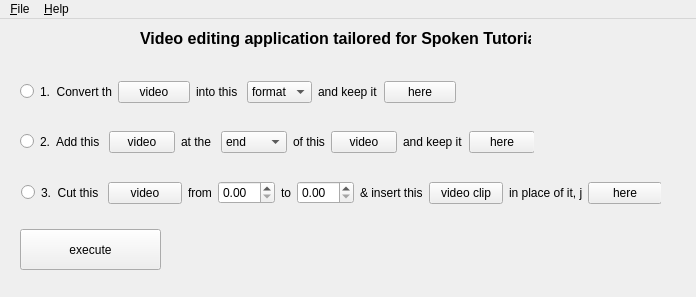
Before: the Qt Designer form vcutter_menu.ui in srikantpatnaik/vCutter, drawn with Qt 5.
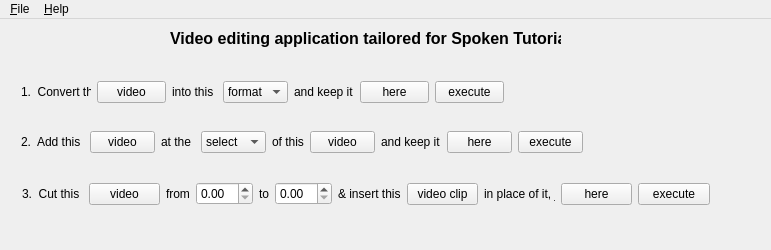
After: the same form once the commit is applied.

Commit message: added 2nd option video stiching

Patch:
```diff
--- a/vcutter_menu.ui
+++ b/vcutter_menu.ui
@@ -6,8 +6,8 @@
    <rect>
     <x>0</x>
     <y>0</y>
-    <width>696</width>
-    <height>297</height>
+    <width>771</width>
+    <height>250</height>
    </rect>
   </property>
   <property name="windowTitle">
@@ -17,7 +17,7 @@
    <widget class="QLabel" name="header">
     <property name="geometry">
      <rect>
-      <x>140</x>
+      <x>170</x>
       <y>10</y>
       <width>391</width>
       <height>20</height>
@@ -42,36 +42,16 @@
      <enum>Qt::RichText</enum>
     </property>
    </widget>
-   <widget class="QPushButton" name="execute">
+   <widget class="QWidget" name="">
     <property name="geometry">
      <rect>
-      <x>20</x>
-      <y>210</y>
-      <width>141</width>
-      <height>41</height>
-     </rect>
-    </property>
-    <property name="text">
-     <string>execute</string>
-    </property>
-   </widget>
-   <widget class="QWidget" name="layoutWidget">
-    <property name="geometry">
-     <rect>
-      <x>20</x>
+      <x>21</x>
       <y>60</y>
-      <width>436</width>
+      <width>483</width>
       <height>26</height>
      </rect>
     </property>
     <layout class="QHBoxLayout" name="horizontalLayout">
-     <item>
-      <widget class="QRadioButton" name="one">
-       <property name="text">
-        <string/>
-       </property>
-      </widget>
-     </item>
      <item>
       <widget class="QLabel" name="convertthis">
        <property name="text">
@@ -131,25 +111,34 @@
        </property>
       </widget>
      </item>
+     <item>
+      <widget class="QPushButton" name="execute1">
+       <property name="font">
+        <font>
+         <weight>50</weight>
+         <bold>false</bold>
+        </font>
+       </property>
+       <property name="autoFillBackground">
+        <bool>false</bool>
+       </property>
+       <property name="text">
+        <string>execute</string>
+       </property>
+      </widget>
+     </item>
     </layout>
    </widget>
-   <widget class="QWidget" name="layoutWidget">
+   <widget class="QWidget" name="">
     <property name="geometry">
      <rect>
-      <x>20</x>
+      <x>21</x>
       <y>110</y>
-      <width>514</width>
+      <width>562</width>
       <height>26</height>
      </rect>
     </property>
     <layout class="QHBoxLayout" name="horizontalLayout_2">
-     <item>
-      <widget class="QRadioButton" name="two">
-       <property name="text">
-        <string/>
-       </property>
-      </widget>
-     </item>
      <item>
       <widget class="QLabel" name="addthis">
        <property name="text">
@@ -173,6 +162,11 @@
      </item>
      <item>
       <widget class="QComboBox" name="end">
+       <item>
+        <property name="text">
+         <string>select</string>
+        </property>
+       </item>
        <item>
         <property name="text">
          <string>end</string>
@@ -213,25 +207,34 @@
        </property>
       </widget>
      </item>
+     <item>
+      <widget class="QPushButton" name="execute2">
+       <property name="font">
+        <font>
+         <weight>50</weight>
+         <bold>false</bold>
+        </font>
+       </property>
+       <property name="autoFillBackground">
+        <bool>false</bool>
+       </property>
+       <property name="text">
+        <string>execute</string>
+       </property>
+      </widget>
+     </item>
     </layout>
    </widget>
-   <widget class="QWidget" name="layoutWidget">
+   <widget class="QWidget" name="">
     <property name="geometry">
      <rect>
-      <x>21</x>
-      <y>161</y>
-      <width>640</width>
+      <x>22</x>
+      <y>162</y>
+      <width>688</width>
       <height>26</height>
      </rect>
     </property>
     <layout class="QHBoxLayout" name="horizontalLayout_3">
-     <item>
-      <widget class="QRadioButton" name="three">
-       <property name="text">
-        <string/>
-       </property>
-      </widget>
-     </item>
      <item>
       <widget class="QLabel" name="cutthis">
        <property name="text">
@@ -294,6 +297,22 @@
        </property>
       </widget>
      </item>
+     <item>
+      <widget class="QPushButton" name="execute3">
+       <property name="font">
+        <font>
+         <weight>50</weight>
+         <bold>false</bold>
+        </font>
+       </property>
+       <property name="autoFillBackground">
+        <bool>false</bool>
+       </property>
+       <property name="text">
+        <string>execute</string>
+       </property>
+      </widget>
+     </item>
     </layout>
    </widget>
   </widget>
@@ -302,7 +321,7 @@
     <rect>
      <x>0</x>
      <y>0</y>
-     <width>696</width>
+     <width>771</width>
      <height>21</height>
     </rect>
    </property>
```
Left out of the diff: 5 changed lines with no effect on the pictures. The commit also changes 2 other files.
